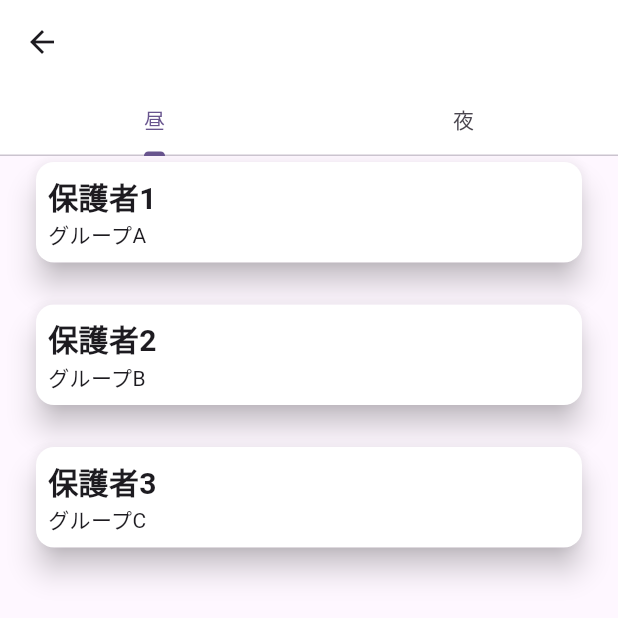
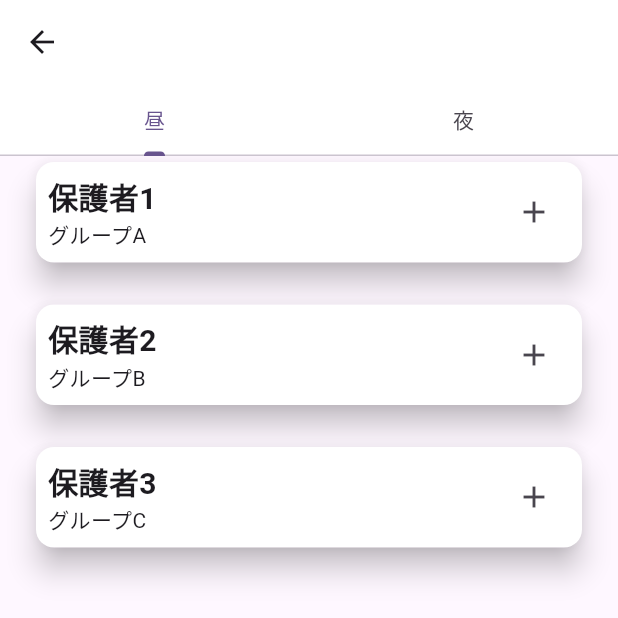
Before and after one commit to GreenTeaProgrammers/WhereChildBus, a Flutter app: the BusGuardianManagePage screen opened directly, on a phone screen of 412 x 824 dp, the top half of it. Run offline on Flutter 3.47's test engine with Material 3 defaults, Android fonts, the phone set to English and light mode, and no system bars; our stand-ins replace fixnum, flutter_dotenv, flutter_toggle_tab, image_picker; missing offline and left inert: grpc, protobuf.

Commit message:
feat:並び替えな能な親リストを実装

```diff
--- a/frontend/where_child_bus/lib/components/guardian_list/guardian_list.dart
+++ b/frontend/where_child_bus/lib/components/guardian_list/guardian_list.dart
@@ -1,17 +1,18 @@
-
 import 'package:flutter/material.dart';
 import 'package:where_child_bus/components/guardian_list/guardian_list_element/guardian_list_element.dart';
-import 'package:where_child_bus/pages/student_list_page/student_detail_sheet.dart';
+import 'package:where_child_bus/components/guardian_list/guardian_list_element/selected_guardian_list_element.dart';
 
 class GuardianList extends StatefulWidget {
   final List<String> guardianNames;
   final List<String> groupNames;
+  final List<String> addedGuardians;
   final VoidCallback? callback;
 
   const GuardianList({
     Key? key,
     required this.guardianNames,
     required this.groupNames,
+    required this.addedGuardians,
     this.callback,
   }) : super(key: key);
 
@@ -20,20 +21,94 @@ class GuardianList extends StatefulWidget {
 }
 
 class _GuardiansListState extends State<GuardianList> {
+
   @override
   Widget build(BuildContext context) {
-    return ListView.separated(
-      itemCount: widget.guardianNames.length,
-      separatorBuilder: (BuildContext context, int index) => const Divider(height: 20, color: Colors.transparent),
-      itemBuilder: (BuildContext context, int index) => guardianListElement(context, index),
+    return body();
+  }
+
+  Widget body() {
+    return Column(
+      children: [
+        addedGuardiansListView(),
+        unSelectedGuardiansListView(),
+      ],
     );
   }
+
+  Widget unSelectedGuardiansListView() {
+    return Expanded(
+      child: ListView.separated(
+        itemCount: widget.guardianNames.length,
+        separatorBuilder: (BuildContext context, int index) => const Divider(height: 20, color: Colors.transparent),
+        itemBuilder: (BuildContext context, int index) {
+          // orderIndexesに基づいて項目を表示
+          return guardianListElement(context, index);
+        },
+      ),
+    );
+  }
+
+Widget addedGuardiansListView() {
+  double screenHeight = MediaQuery.of(context).size.height;
+  double maxHeight = screenHeight * 0.5;
+
+  double itemHeight = 100.0;
+  double actualHeight = widget.addedGuardians.length * itemHeight;
+
+  double listViewHeight = actualHeight > maxHeight ? maxHeight : actualHeight;
+
+  return SizedBox(
+    height: listViewHeight, // ReorderableListViewの高さを100に設定
+    child: ReorderableListView(
+      onReorder: (int oldIndex, int newIndex) {
+        setState(() {
+          if (newIndex > oldIndex) {
+            newIndex -= 1;
+          }
+          final item = widget.addedGuardians.removeAt(oldIndex);
+          widget.addedGuardians.insert(newIndex, item);
+        });
+      },
+      children: widget.addedGuardians.asMap().entries.map((entry) {
+        int index = entry.key;
+        String item = entry.value;
+        return SelectedGuardianListElement(
+          key: ValueKey(item), // 一意のキーを指定
+          title: item, // 保護者の名前
+          subtitle: "サブタイトル $index", // サブタイトル（適宜変更可能）
+          order: index + 1, // 順序番号（1から始まるように+1をしている）
+          onButtonPressed: () {
+            // ボタンが押された時のアクション（必要に応じて実装）
+          },
+        );
+      }).toList(),
+    ),
+  );
+}
+
 
   Widget guardianListElement(BuildContext context, int index) {
     return GuardianListElement(
       title: widget.guardianNames[index],
       subtitle: widget.groupNames[index],
-      // imagePath: "assets/images/face_${widget.images[index]}.png",
+      onButtonPressed: () => addGuardians(index),
     );
   }
+
+
+  //functions
+  void addGuardians(int index) {
+    setState(() {
+      widget.addedGuardians.add(widget.guardianNames[index]);
+      widget.groupNames.removeAt(index);
+      widget.guardianNames.removeAt(index);
+    });
+  }
+
+  void swap(List list, int index1, int index2) {
+    var temp = list[index1];
+    list[index1] = list[index2];
+    list[index2] = temp;
+  }
 }
--- a/frontend/where_child_bus/lib/components/guardian_list/guardian_list_element/guardian_list_element.dart
+++ b/frontend/where_child_bus/lib/components/guardian_list/guardian_list_element/guardian_list_element.dart
@@ -1,20 +1,23 @@
+import 'package:flutter/material.dart';
+import 'package:where_child_bus/components/util/number_icon.dart';
 
-import 'package:flutter/material.dart';
-
-class GuardianListElement extends StatelessWidget {
+class GuardianListElement extends StatefulWidget {
   final String title;
   final String subtitle;
-  final VoidCallback? onTap;
-  final Widget? actionButton;
+  final VoidCallback? onButtonPressed;
 
   const GuardianListElement({
     Key? key,
     required this.title,
     required this.subtitle,
-    this.onTap,
-    this.actionButton,
+    this.onButtonPressed,
   }) : super(key: key);
 
+  @override
+  _GuardianListElementState createState() => _GuardianListElementState();
+}
+
+class _GuardianListElementState extends State<GuardianListElement> {
   @override
   Widget build(BuildContext context) {
     return listElementPadding(
@@ -23,20 +26,13 @@ class GuardianListElement extends StatelessWidget {
         clipBehavior: Clip.antiAliasWithSaveLayer,
         child: Material(
           color: Colors.white, // Cardの背景色
-          child: InkWell(
-            onTap: onTap, // タップ時のアクション
           child: Padding(
             padding: const EdgeInsets.all(8.0),
             child: Row(
               children: [
-                  // Image.asset(imagePath, width: 100, height: 100),
-                  // const SizedBox(width: 16),
-                  Expanded(
-                    child: titleAndSubTitle(title, subtitle),
-                  ),
-                  if (actionButton != null) actionButton!, // アクションボタンを表示
+                titleAndSubTitle(widget.title, widget.subtitle),
+                addButton(),
               ],
-              ),
             ),
           ),
         ),
@@ -44,21 +40,34 @@ class GuardianListElement extends StatelessWidget {
     );
   }
 
-  Column titleAndSubTitle(String title, String subtitle) {
-    return Column(
+  Widget addButton() {
+    return IconButton(
+      onPressed: widget.onButtonPressed,
+      icon: const Icon(Icons.add),
+    );
+  }
+
+  Widget orderIcon(int number) {
+    return NumberIcon(number: number);
+  }
+
+  Widget titleAndSubTitle(String title, String subtitle) {
+    return Expanded(
+      child: Column(
         crossAxisAlignment: CrossAxisAlignment.start,
         mainAxisAlignment: MainAxisAlignment.spaceBetween,
         children: [
           titleText(title),
           subTitleText(subtitle),
         ],
+      ),
     );
   }
 
   Text titleText(String title) {
     return Text(
       title,
-      style: const TextStyle(fontSize: 20, fontWeight: FontWeight.bold)
+      style: const TextStyle(fontSize: 20, fontWeight: FontWeight.bold),
     );
   }
 
--- a/frontend/where_child_bus/lib/pages/bus_list_page/bus_edit_page/bus_child_manage_page/bus_guardian_manage_page.dart
+++ b/frontend/where_child_bus/lib/pages/bus_list_page/bus_edit_page/bus_child_manage_page/bus_guardian_manage_page.dart
@@ -9,8 +9,13 @@ class BusGuardianManagePage extends StatefulWidget {
 
 class _BusGuardianManagePageState extends State<BusGuardianManagePage> {
   // サンプルデータのリスト
-  final List<String> guardianNames = ['保護者1', '保護者2', '保護者3'];
-  final List<String> groupNames = ['グループA', 'グループB', 'グループC'];
+  final List<String> morningGuardianNames = ['保護者1', '保護者2', '保護者3'];
+  final List<String> eveningGuardianNames = ['保護者1', '保護者2', '保護者3'];
+  final List<String> morningGroupNames = ['グループA', 'グループB', 'グループC'];
+  final List<String> eveningGroupNames = ['グループA', 'グループB', 'グループC'];
+  List<String> morningAddedGuardians = [];
+  List<String> eveningAddedGuardians = [];
+
 
   @override
   Widget build(BuildContext context) {
@@ -45,16 +50,27 @@ class _BusGuardianManagePageState extends State<BusGuardianManagePage> {
             ],
           ),
         ),
-        ConfirmButton(buttonText: "保存"),
+        SizedBox(
+          height: 100,
+          child: ConfirmButton(buttonText: "保存")
+        ),
       ],
     );
   }
 
   Widget morningGuardianList() {
-    return GuardianList(guardianNames: guardianNames, groupNames: groupNames);
+    return GuardianList(
+      guardianNames: morningGuardianNames,
+      groupNames: morningGroupNames,
+      addedGuardians: morningAddedGuardians
+    );
   }
 
   Widget eveningGuardianList() {
-    return GuardianList(guardianNames: guardianNames, groupNames: groupNames);
+    return GuardianList(
+      guardianNames: eveningGuardianNames,
+      groupNames: eveningGroupNames,
+      addedGuardians: eveningAddedGuardians
+    );
   }
 }
```
Also changed, not shown: frontend/where_child_bus/lib/components/guardian_list/guardian_list_element/selected_guardian_list_element.dart (added, +75 -0 lines), frontend/where_child_bus/lib/components/util/number_icon.dart (+16 -28 lines). Lines whose indentation alone changed are shown as unchanged.
